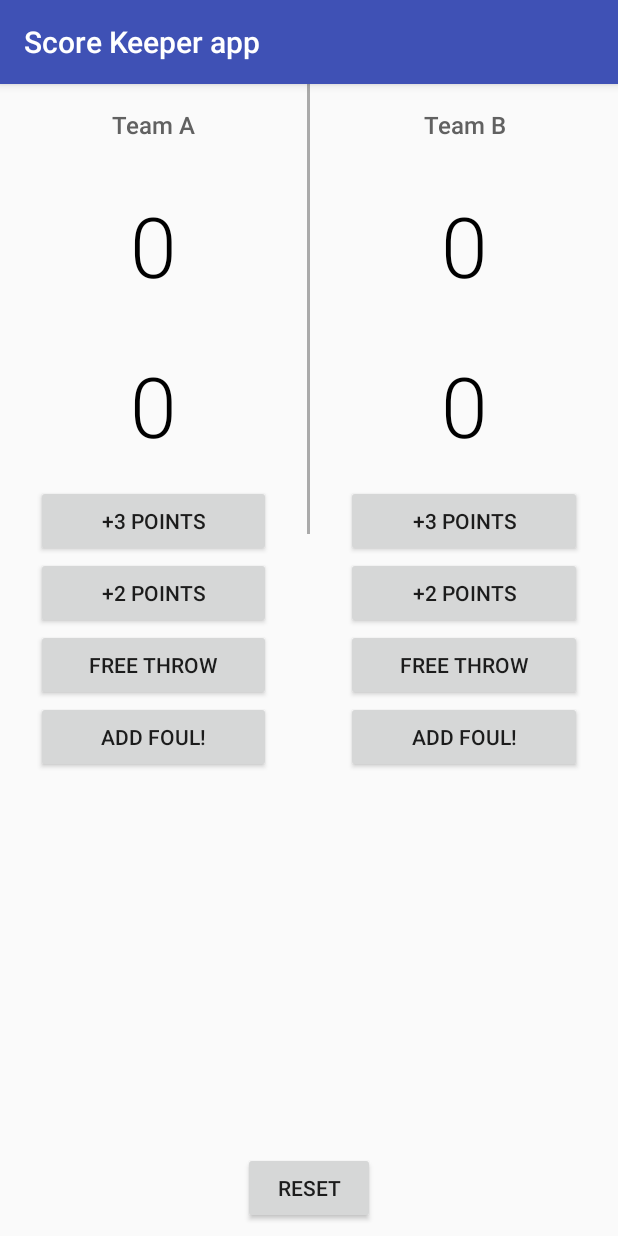
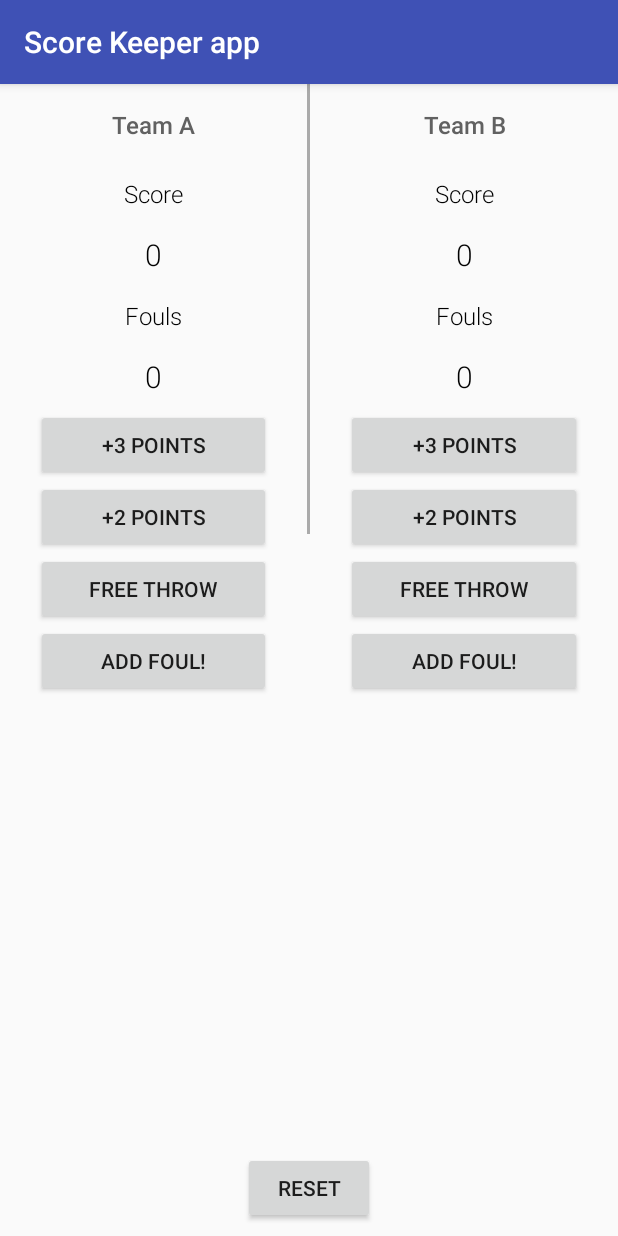
Before and after one commit to AlexandraDamaschin/ScoreKeeperApp, an Android app: the screen it shows after launch (MainActivity), on a phone screen of 412 x 824 dp. Run offline under Robolectric (Android 15) with nearby library versions, the phone set to English and light mode, and no system bars.

Commit message:
display fouls

```diff
--- a/app/src/main/res/layout/activity_main.xml
+++ b/app/src/main/res/layout/activity_main.xml
@@ -25,16 +25,47 @@
                 android:textColor="#616161"
                 android:textSize="16sp" />
 
+            <LinearLayout
+                android:layout_width="match_parent"
+                android:layout_height="wrap_content"
+                android:orientation="vertical">
+
+                <TextView
+                    android:layout_width="match_parent"
+                    android:layout_height="wrap_content"
+                    android:fontFamily="sans-serif-light"
+                    android:gravity="center"
+                    android:padding="8dp"
+                    android:text="Score"
+                    android:textColor="#000000"
+                    android:textSize="16sp" />
+
                 <TextView
                     android:id="@+id/team_a_score"
                     android:layout_width="match_parent"
                     android:layout_height="wrap_content"
                     android:fontFamily="sans-serif-light"
                     android:gravity="center"
-                android:padding="16dp"
+                    android:padding="8dp"
                     android:text="0"
                     android:textColor="#000000"
-                android:textSize="56sp" />
+                    android:textSize="20sp" />
+            </LinearLayout>
+
+            <LinearLayout
+                android:layout_width="match_parent"
+                android:layout_height="wrap_content"
+                android:orientation="vertical">
+
+                <TextView
+                    android:layout_width="match_parent"
+                    android:layout_height="wrap_content"
+                    android:fontFamily="sans-serif-light"
+                    android:gravity="center"
+                    android:padding="8dp"
+                    android:text="Fouls"
+                    android:textColor="#000000"
+                    android:textSize="16sp" />
 
                 <TextView
                     android:id="@+id/team_a_fouls"
@@ -42,10 +73,11 @@
                     android:layout_height="wrap_content"
                     android:fontFamily="sans-serif-light"
                     android:gravity="center"
-                android:padding="16dp"
+                    android:padding="8dp"
                     android:text="0"
                     android:textColor="#000000"
-                android:textSize="56sp" />
+                    android:textSize="20sp" />
+            </LinearLayout>
 
             <Button
                 android:layout_width="match_parent"
@@ -107,16 +139,47 @@
                 android:textColor="#616161"
                 android:textSize="16sp" />
 
+            <LinearLayout
+                android:layout_width="match_parent"
+                android:layout_height="wrap_content"
+                android:orientation="vertical">
+
+                <TextView
+                    android:layout_width="match_parent"
+                    android:layout_height="wrap_content"
+                    android:fontFamily="sans-serif-light"
+                    android:gravity="center"
+                    android:padding="8dp"
+                    android:text="Score"
+                    android:textColor="#000000"
+                    android:textSize="16sp" />
+
                 <TextView
                     android:id="@+id/team_b_score"
                     android:layout_width="match_parent"
                     android:layout_height="wrap_content"
                     android:fontFamily="sans-serif-light"
                     android:gravity="center"
-                android:padding="16dp"
+                    android:padding="8dp"
                     android:text="0"
                     android:textColor="#000000"
-                android:textSize="56sp" />
+                    android:textSize="20sp" />
+            </LinearLayout>
+
+            <LinearLayout
+                android:layout_width="match_parent"
+                android:layout_height="wrap_content"
+                android:orientation="vertical">
+
+                <TextView
+                    android:layout_width="match_parent"
+                    android:layout_height="wrap_content"
+                    android:fontFamily="sans-serif-light"
+                    android:gravity="center"
+                    android:padding="8dp"
+                    android:text="Fouls"
+                    android:textColor="#000000"
+                    android:textSize="16sp" />
 
                 <TextView
                     android:id="@+id/team_b_fouls"
@@ -124,10 +187,11 @@
                     android:layout_height="wrap_content"
                     android:fontFamily="sans-serif-light"
                     android:gravity="center"
-                android:padding="16dp"
+                    android:padding="8dp"
                     android:text="0"
                     android:textColor="#000000"
-                android:textSize="56sp" />
+                    android:textSize="20sp" />
+            </LinearLayout>
 
             <Button
                 android:layout_width="match_parent"
```
Lines whose indentation alone changed are shown as unchanged.
